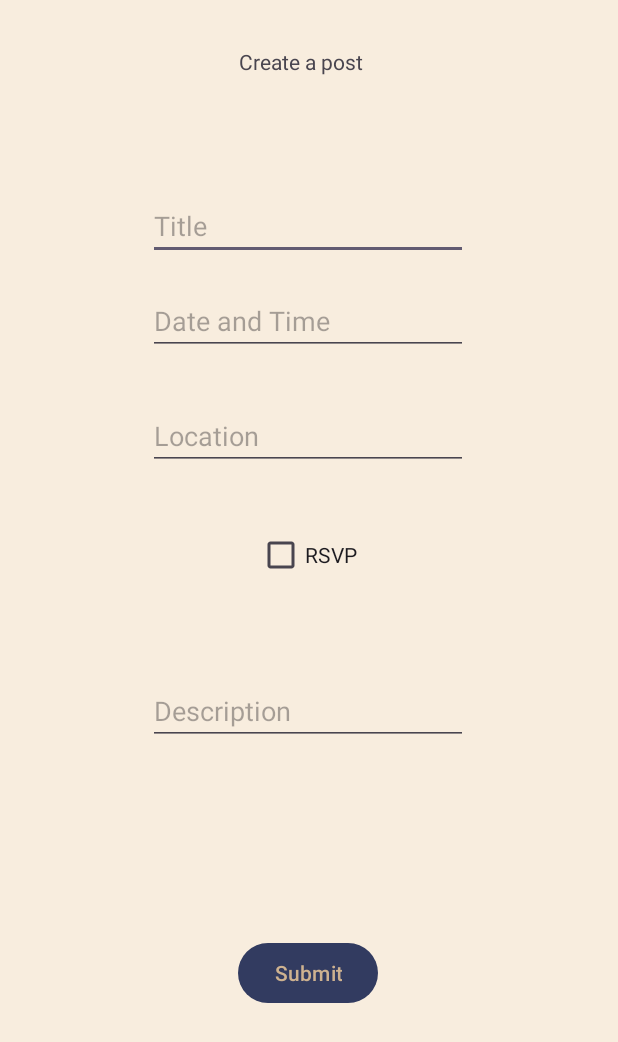
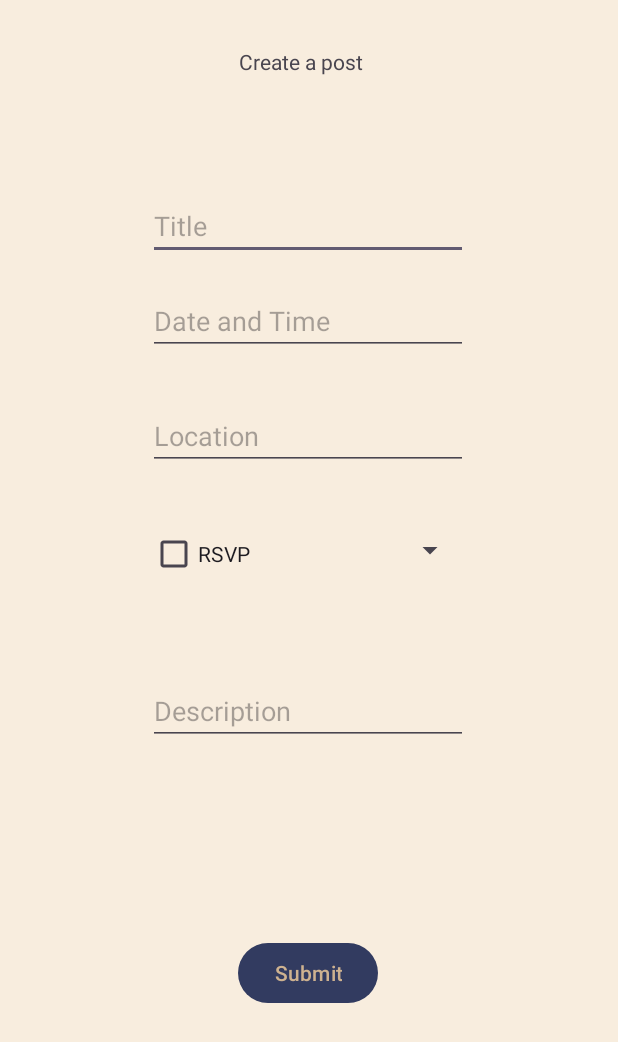
Before and after one commit to themightygoogol/Kelowna-Hive, an Android app: the layout activity_post_event.xml on its own in the app's theme, with its tools: preview values and no code run, on a phone screen of 412 x 824 dp. Shown: the top 1042 px of the screen. Run offline under Robolectric (Android 15) with nearby library versions, the phone set to English and light mode, and no system bars.

Commit message:
Update functionality
Adds the categories to the event object and uses it to create an event also adds local storage with json files

```diff
--- a/app/build.gradle.kts
+++ b/app/build.gradle.kts
@@ -40,4 +40,5 @@ dependencies {
     testImplementation(libs.junit)
     androidTestImplementation(libs.ext.junit)
     androidTestImplementation(libs.espresso.core)
+    implementation("com.google.code.gson:gson:2.10.1")
 }
--- a/app/src/main/java/com/example/kelownahiveapp/EventListActivity.java
+++ b/app/src/main/java/com/example/kelownahiveapp/EventListActivity.java
@@ -27,11 +27,13 @@ public class EventListActivity extends AppCompatActivity {
                 "May 5th, 2025 (6 PM - 9 PM PST)",
                 "Kelowna Downtown Library",
                 "Join us for a fun football watch party at the library.",
+                "Meet up",
                 new int[]{R.drawable.ic_launcher_foreground, R.drawable.ic_launcher_foreground}));
         eventList.add(new Event("Art & Wine Night",
                 "June 10th, 2025 (7 PM - 10 PM PST)",
                 "Kelowna Art Gallery",
                 "Enjoy a night of art and wine with local artists.",
+                "Art",
                 new int[]{R.drawable.ic_launcher_foreground, R.drawable.ic_launcher_foreground}));
         // Add more events as needed
 
--- a/app/src/main/java/com/example/kelownahiveapp/MainActivity.java
+++ b/app/src/main/java/com/example/kelownahiveapp/MainActivity.java
@@ -4,7 +4,8 @@ import android.content.Intent;
 import android.os.Bundle;
 import android.view.View;
 import android.widget.Button;
-import android.widget.CheckBox;
+
+
 
 import androidx.activity.EdgeToEdge;
 import androidx.appcompat.app.AppCompatActivity;
--- a/app/src/main/res/layout/activity_post_event.xml
+++ b/app/src/main/res/layout/activity_post_event.xml
@@ -57,10 +57,10 @@
         android:text="RSVP"
         app:layout_constraintBottom_toBottomOf="parent"
         app:layout_constraintEnd_toEndOf="parent"
-        app:layout_constraintHorizontal_bias="0.498"
+        app:layout_constraintHorizontal_bias="0.291"
         app:layout_constraintStart_toStartOf="parent"
         app:layout_constraintTop_toTopOf="parent"
-        app:layout_constraintVertical_bias="0.446" />
+        app:layout_constraintVertical_bias="0.445" />
 
     <EditText
         android:id="@+id/editText_description"
@@ -101,4 +101,15 @@
         app:layout_constraintStart_toStartOf="parent"
         app:layout_constraintTop_toTopOf="parent"
         app:layout_constraintVertical_bias="0.039" />
+
+    <Spinner
+        android:id="@+id/spinner_categories"
+        android:layout_width="125dp"
+        android:layout_height="51dp"
+        app:layout_constraintBottom_toBottomOf="parent"
+        app:layout_constraintEnd_toEndOf="parent"
+        app:layout_constraintHorizontal_bias="0.646"
+        app:layout_constraintStart_toStartOf="parent"
+        app:layout_constraintTop_toTopOf="parent"
+        app:layout_constraintVertical_bias="0.442" />
 </androidx.constraintlayout.widget.ConstraintLayout>
```
Also changed, not shown: app/src/main/java/com/example/kelownahiveapp/Event.java (+4 -3 lines), app/src/main/java/com/example/kelownahiveapp/PostEvent.java (+77 -11 lines).
